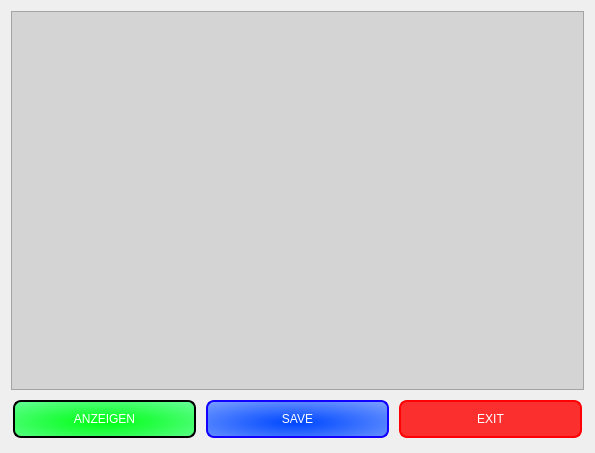
fayezbk/Person, file bearbeiten.ui: the form before one commit.
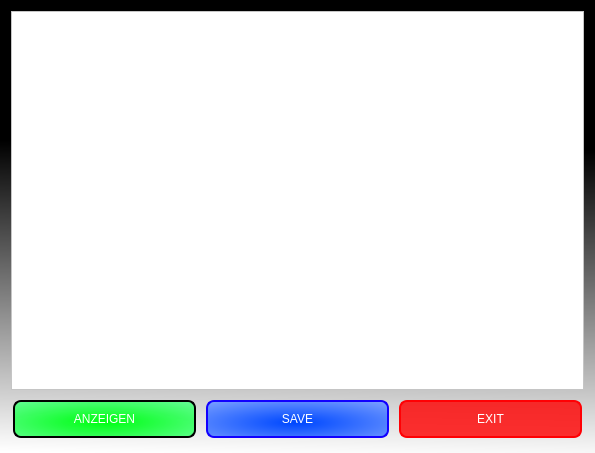
The form after the commit.

What changed in the file:
```diff
--- a/bearbeiten.ui
+++ b/bearbeiten.ui
@@ -14,7 +14,8 @@
    <string>Dialog</string>
   </property>
   <property name="styleSheet">
-   <string notr="true"/>
+   <string notr="true">
+background-color: qlineargradient(spread:pad, x1:0.147727, y1:0.313, x2:0.131, y2:1, stop:0 rgba(0, 0, 0, 255), stop:1 rgba(255, 255, 255, 255));</string>
   </property>
   <layout class="QGridLayout" name="gridLayout">
    <item row="1" column="2">
@@ -87,7 +88,7 @@
    <item row="0" column="0" colspan="3">
     <widget class="QPlainTextEdit" name="plainTextEdit">
      <property name="styleSheet">
-      <string notr="true">background-color: rgb(212, 212, 212);</string>
+      <string notr="true">background-color: rgb(255, 255, 255);</string>
      </property>
     </widget>
    </item>
```
